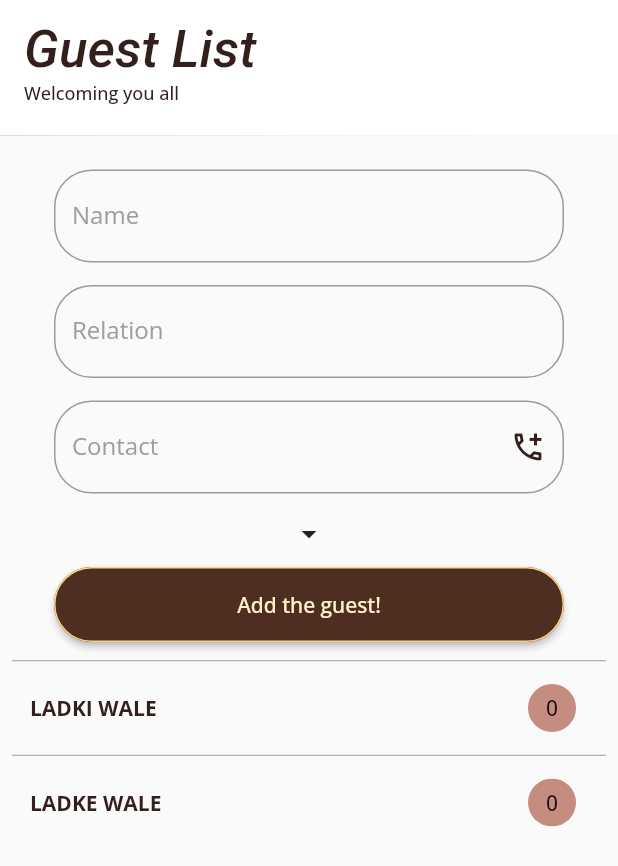
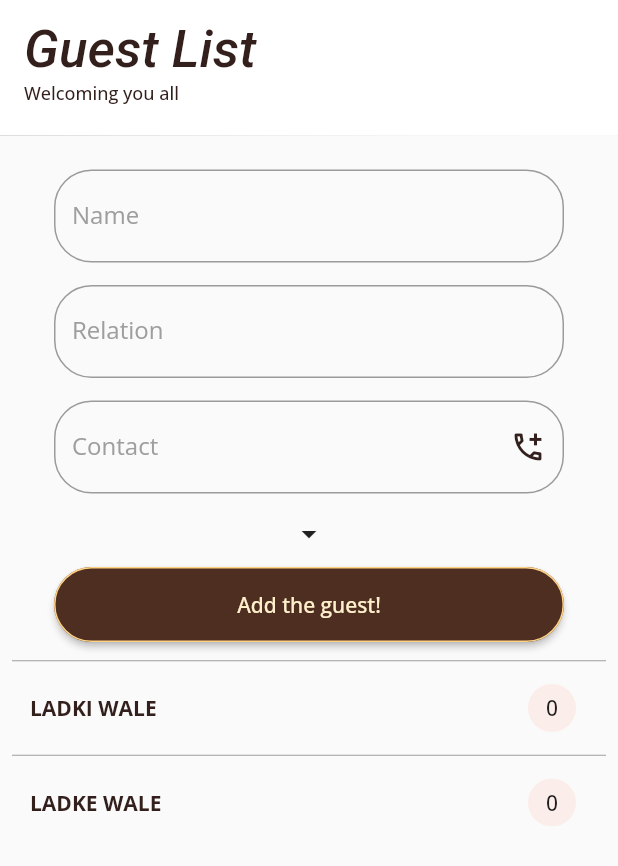
Before and after one commit to IamBansal/vivah_ai, a Flutter app: the GuestListScreen screen opened directly, on a phone screen of 412 x 824 dp. Shown: the top 866 px of the screen. Run offline on Flutter 3.47's test engine with Material 2 defaults, Android fonts, the phone set to English and light mode, and no system bars; our stand-ins replace audioplayers, camera, cloud_firestore, file_picker, firebase_auth, firebase_core and 15 more; missing offline and left inert: flutter_config, fluttercontactpicker, jumping_dot, read_pdf_text, record; accounts and stored records are empty; network calls fail; Roboto replaces fonts that are missing (Carattere).

Commit message:
UI Fixes

```diff
--- a/lib/screens/auth/initial_details.dart
+++ b/lib/screens/auth/initial_details.dart
@@ -119,6 +119,7 @@ class _InitialDetailsState extends State<InitialDetails> {
                       expand: true,
                       onIconTap: (context) => showSelectLocationDialog(),
                       keyboardType: TextInputType.text,
+                      readOnly: false,
                     ),
                     const SizedBox(
                       height: 15,
@@ -133,6 +134,7 @@ class _InitialDetailsState extends State<InitialDetails> {
                         _dateController.text = (await ApiCalls.selectDate(context))!
                       },
                       keyboardType: TextInputType.text,
+                      readOnly: true,
                     ),
                     const SizedBox(
                       height: 15,
--- a/lib/screens/auth/login/guest_login.dart
+++ b/lib/screens/auth/login/guest_login.dart
@@ -47,7 +47,7 @@ class _GuestLoginState extends State<GuestLogin> {
                   ),
                   CustomTextField(controller: _nameController, label: 'Name', hint: 'Enter your name', expand: false),
                   const SizedBox(height: 20),
-                  CustomTextFieldWithIcon(controller: _phoneController, label: 'Phone number', hint: 'Enter your phone number', icon: Icons.add_call, expand: false, onIconTap: (context) => _importContact(), keyboardType: TextInputType.phone),
+                  CustomTextFieldWithIcon(controller: _phoneController, label: 'Phone number', hint: 'Enter your phone number', icon: Icons.add_call, expand: false, onIconTap: (context) => _importContact(), keyboardType: TextInputType.phone, readOnly: false,),
                   const SizedBox(height: 20),
                   CustomTextField(controller: _hashtagController, label: 'Wedding hashtag', hint: '', expand: false),
                   const SizedBox(height: 20),
--- a/lib/screens/guest_screens/guest_list_screen.dart
+++ b/lib/screens/guest_screens/guest_list_screen.dart
@@ -134,6 +134,7 @@ class _GuestListScreenState extends State<GuestListScreen> {
                         onIconTap: (context) => _importContact(),
                         keyboardType:
                         const TextInputType.numberWithOptions(decimal: false),
+                        readOnly: false,
                       ),
                       const SizedBox(
                         height: 15,
@@ -168,12 +169,12 @@ class _GuestListScreenState extends State<GuestListScreen> {
                                       border: OutlineInputBorder(
                                         borderRadius: BorderRadius.circular(30.0),
                                         borderSide:
-                                        const BorderSide(color: Color(0xFF5271EF)),
+                                        const BorderSide(color: Color(0xFF4F2E22)),
                                       ),
                                       focusedBorder: OutlineInputBorder(
                                         borderRadius: BorderRadius.circular(30.0),
                                         borderSide:
-                                        const BorderSide(color: Color(0xFF5271EF)),
+                                        const BorderSide(color: Color(0xFF4F2E22)),
                                       ),
                                     ),
                                     dropdownMenuEntries: list
@@ -195,12 +196,12 @@ class _GuestListScreenState extends State<GuestListScreen> {
                                       border: OutlineInputBorder(
                                         borderRadius: BorderRadius.circular(30.0),
                                         borderSide:
-                                        const BorderSide(color: Color(0xFF5271EF)),
+                                        const BorderSide(color: Color(0xFF4F2E22)),
                                       ),
                                       focusedBorder: OutlineInputBorder(
                                         borderRadius: BorderRadius.circular(30.0),
                                         borderSide:
-                                        const BorderSide(color: Color(0xFF5271EF)),
+                                        const BorderSide(color: Color(0xFF4F2E22)),
                                       ),
                                     ),
                                     dropdownMenuEntries: listTeam
@@ -262,7 +263,7 @@ class _GuestListScreenState extends State<GuestListScreen> {
                                             children: [
                                               ListTile(
                                                 leading: const Icon(Icons.camera,
-                                                    color: Color(0xFF5271EF)),
+                                                    color: Color(0xFF4F2E22)),
                                                 title: const Text('Take Photo'),
                                                 onTap: () async {
                                                   Navigator.pop(
@@ -278,7 +279,7 @@ class _GuestListScreenState extends State<GuestListScreen> {
                                               ListTile(
                                                 leading: const Icon(
                                                   Icons.photo_library,
-                                                  color: Color(0xFF5271EF),
+                                                  color: Color(0xFF4F2E22),
                                                 ),
                                                 title:
                                                 const Text('Choose from Gallery'),
@@ -304,7 +305,7 @@ class _GuestListScreenState extends State<GuestListScreen> {
                                       decoration: BoxDecoration(
                                           shape: BoxShape.circle,
                                           border: Border.all(
-                                              color: const Color(0xFF5271EF),
+                                              color: const Color(0xFF4F2E22),
                                               width: 1)),
                                       child: Padding(
                                         padding: const EdgeInsets.all(2.0),
@@ -316,7 +317,7 @@ class _GuestListScreenState extends State<GuestListScreen> {
                                         )
                                             : const Icon(
                                           Icons.add_a_photo,
-                                          color: Color(0xFF5271EF),
+                                          color: Color(0xFF4F2E22),
                                         ),
                                       )),
                                 ),
@@ -361,7 +362,7 @@ class _GuestListScreenState extends State<GuestListScreen> {
                                 style: TextStyle(
                                     color: Color(0xFF33201C), fontWeight: FontWeight.bold),
                               ),
-                              Chip(label: Text(model.ladkiVale.length.toString()), backgroundColor: const Color(0xFFC58D80)),
+                              Chip(label: Text(model.ladkiVale.length.toString()), backgroundColor: const Color(0xFFFBEDEA)),
                             ],
                           ),
                         ),
@@ -413,7 +414,7 @@ class _GuestListScreenState extends State<GuestListScreen> {
                                       children: [
                                         Visibility(visible: model.ladkiVale[index].isCreated,child: const Icon(Icons.check, color: Colors.green,),),
                                         const SizedBox(width: 5,),
-                                        const Icon(Icons.arrow_forward),
+                                        const Icon(Icons.arrow_forward, color: Color(0xFF4F2E22),),
                                       ],
                                     ),
                                     onTap: () {
@@ -453,7 +454,7 @@ class _GuestListScreenState extends State<GuestListScreen> {
                                 style: TextStyle(
                                     color: Color(0xFF33201C), fontWeight: FontWeight.bold),
                               ),
-                              Chip(label: Text(model.ladkeVale.length.toString()), backgroundColor: const Color(0xFFC58D80),),
+                              Chip(label: Text(model.ladkeVale.length.toString()), backgroundColor: const Color(0xFFFBEDEA),),
                             ],
                           ),
                         ),
--- a/lib/screens/home_screens/home_screen.dart
+++ b/lib/screens/home_screens/home_screen.dart
@@ -242,7 +242,7 @@ class _HomeScreenState extends State<HomeScreen> {
                       const Padding(
                         padding: EdgeInsets.all(8.0),
                         child: Text(
-                          'Vivah bot',
+                          'Vivah Guide',
                           style: TextStyle(
                               color: Color(0xFF33201C),
                               fontWeight: FontWeight.bold,
@@ -256,7 +256,7 @@ class _HomeScreenState extends State<HomeScreen> {
                         child: Center(
                           child: Container(
                             decoration: BoxDecoration(
-                                color: Colors.grey[300],
+                                color: const Color(0xFFFBEDEA),
                                 borderRadius: BorderRadius.circular(12)
                             ),
                             child: ListView.separated(
@@ -547,6 +547,7 @@ class _AddNewCeremonyState extends State<AddNewCeremony> {
                       expand: true,
                       onIconTap: (context) => showSelectLocationDialog(),
                       keyboardType: TextInputType.text,
+                      readOnly: false,
                     ),
                     const SizedBox(height: 20),
                     CustomTextFieldWithIcon(
@@ -559,6 +560,7 @@ class _AddNewCeremonyState extends State<AddNewCeremony> {
                         _dateController.text = (await ApiCalls.selectDate(context))!
                       },
                       keyboardType: TextInputType.text,
+                      readOnly: true,
                     ),
                     const SizedBox(height: 20),
                     Center(
--- a/lib/screens/info_screen.dart
+++ b/lib/screens/info_screen.dart
@@ -112,6 +112,7 @@ class _InfoScreenState extends State<InfoScreen> {
                             }
                           },
                           keyboardType: TextInputType.text,
+                          readOnly: false,
                         ),
                         const SizedBox(height: 15),
                         Wrap(
@@ -361,7 +362,7 @@ class ChatBubble extends StatelessWidget {
         padding: const EdgeInsets.all(12.0),
         margin: const EdgeInsets.symmetric(vertical: 4.0),
         decoration: BoxDecoration(
-          color: isSentByMe ? const Color(0xFF713C05) : Colors.grey,
+          color: isSentByMe ? const Color(0xFFC58D80) : const Color(0xFF4F2E22),
           borderRadius: BorderRadius.only(
             topLeft: Radius.circular(isSentByMe ? 12.0 : 0.0),
             topRight: Radius.circular(isSentByMe ? 0.0 : 12.0),
@@ -371,7 +372,7 @@ class ChatBubble extends StatelessWidget {
         ),
         child: Text(
           message,
-          style: const TextStyle(color: Colors.white),
+          style: TextStyle(color: isSentByMe ? const Color(0xFF4F2E22) : Colors.white),
         ),
       ),
     );
--- a/lib/viewmodels/main_view_model.dart
+++ b/lib/viewmodels/main_view_model.dart
@@ -417,6 +417,9 @@ class MainViewModel extends BaseViewModel {
         markerId: MarkerId(event.title),
         position: LatLng(event.latitude, event.longitude),
         draggable: false,
+        infoWindow: InfoWindow(
+          title: event.title,
+        ),
         icon: BitmapDescriptor.defaultMarkerWithHue(
             BitmapDescriptor.hueRed),
       ));
--- a/lib/widgets/custom_text_field.dart
+++ b/lib/widgets/custom_text_field.dart
@@ -61,9 +61,10 @@ class CustomTextFieldWithIcon extends StatefulWidget {
   final bool expand;
   final Function(BuildContext)? onIconTap;
   final TextInputType keyboardType;
+  final bool readOnly;
 
   const CustomTextFieldWithIcon(
-      {super.key, required this.controller, required this.label, required this.hint, required this.icon, required this.expand, required this.onIconTap, required this.keyboardType});
+      {super.key, required this.controller, required this.label, required this.hint, required this.icon, required this.expand, required this.onIconTap, required this.keyboardType, required this.readOnly});
 
   @override
   State<CustomTextFieldWithIcon> createState() =>
@@ -112,6 +113,7 @@ class _CustomTextFieldWithIconState extends State<CustomTextFieldWithIcon> {
         style: const TextStyle(color: Colors.black),
         maxLines: widget.expand ? null : 1,
         minLines: 1,
+        readOnly: widget.readOnly,
       ),
     );
   }
--- a/pubspec.yaml
+++ b/pubspec.yaml
@@ -50,6 +50,7 @@ dependencies:
   location: ^5.0.3
   flutter_config: ^2.0.2
   provider: ^6.1.1
+  intl: ^0.19.0
 
 dev_dependencies:
   flutter_test:
```
Also changed, not shown: lib/screens/guest_screens/create_invite.dart (+46 -1 lines), lib/screens/home_screens/ceremony_screen.dart (+14 -1 lines), pubspec.lock.
